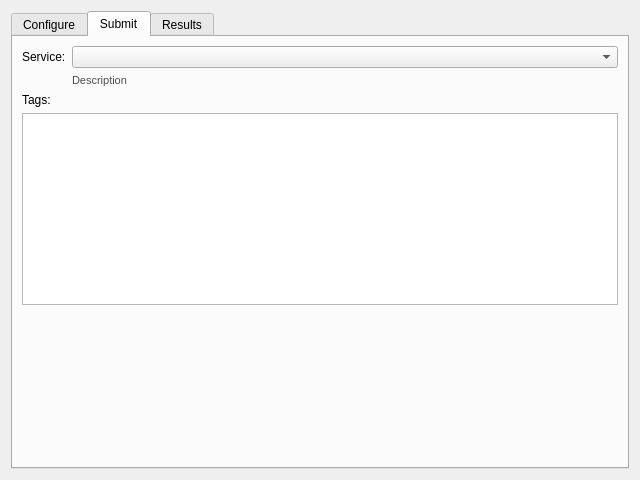
Old version of the form GUI/Qt/Windows/DSS/DistributedSegmentationDialog.ui in the repository pyushkevich/itksnap.
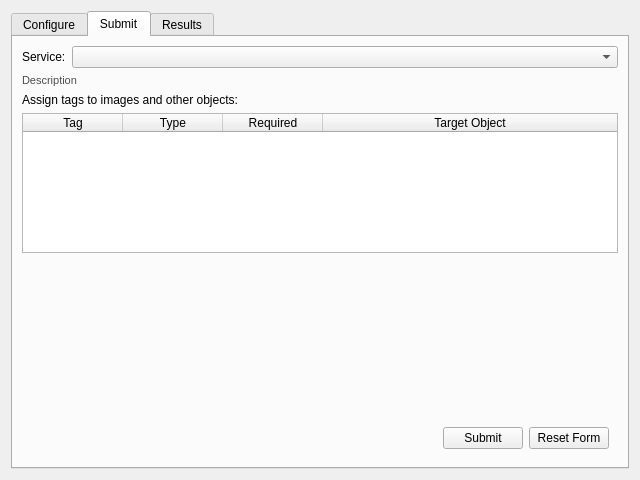
New version of the form.

```diff
--- a/GUI/Qt/Windows/DSS/DistributedSegmentationDialog.ui
+++ b/GUI/Qt/Windows/DSS/DistributedSegmentationDialog.ui
@@ -146,34 +146,58 @@
        <string>Submit</string>
       </attribute>
       <layout class="QGridLayout" name="gridLayout_2" columnstretch="0,1">
-       <item row="5" column="1">
-        <widget class="QWidget" name="widget_2" native="true">
-         <widget class="QPushButton" name="pushButton">
-          <property name="geometry">
-           <rect>
-            <x>40</x>
-            <y>10</y>
-            <width>113</width>
-            <height>32</height>
-           </rect>
+       <item row="5" column="0" colspan="2">
+        <widget class="QWidget" name="widget_3" native="true"/>
+       </item>
+       <item row="3" column="0" colspan="2">
+        <widget class="QTableWidget" name="tblTags">
+         <property name="maximumSize">
+          <size>
+           <width>16777215</width>
+           <height>140</height>
+          </size>
+         </property>
+         <property name="editTriggers">
+          <set>QAbstractItemView::AllEditTriggers</set>
+         </property>
+         <property name="selectionMode">
+          <enum>QAbstractItemView::SingleSelection</enum>
+         </property>
+         <property name="selectionBehavior">
+          <enum>QAbstractItemView::SelectRows</enum>
+         </property>
+         <property name="sortingEnabled">
+          <bool>true</bool>
+         </property>
+         <attribute name="horizontalHeaderStretchLastSection">
+          <bool>true</bool>
+         </attribute>
+         <attribute name="verticalHeaderVisible">
+          <bool>false</bool>
+         </attribute>
+         <attribute name="verticalHeaderDefaultSectionSize">
+          <number>24</number>
+         </attribute>
+         <column>
+          <property name="text">
+           <string>Tag</string>
           </property>
+         </column>
+         <column>
           <property name="text">
-           <string>Submit</string>
+           <string>Type</string>
           </property>
-         </widget>
-         <widget class="QPushButton" name="pushButton_2">
-          <property name="geometry">
-           <rect>
-            <x>170</x>
-            <y>10</y>
-            <width>113</width>
-            <height>32</height>
-           </rect>
+         </column>
+         <column>
+          <property name="text">
+           <string>Required</string>
           </property>
+         </column>
+         <column>
           <property name="text">
-           <string>Reset Form</string>
+           <string>Target Object</string>
           </property>
-         </widget>
+         </column>
         </widget>
        </item>
        <item row="0" column="1">
@@ -192,9 +216,6 @@
          </property>
         </spacer>
        </item>
-       <item row="3" column="0" colspan="2">
-        <widget class="QTableView" name="tblTags"/>
-       </item>
        <item row="0" column="0">
         <widget class="QLabel" name="label_3">
          <property name="text">
@@ -202,14 +223,40 @@
          </property>
         </widget>
        </item>
-       <item row="2" column="0">
-        <widget class="QLabel" name="label_4">
-         <property name="text">
-          <string>Tags:</string>
-         </property>
+       <item row="6" column="0" colspan="2">
+        <widget class="QWidget" name="widget_2" native="true">
+         <layout class="QHBoxLayout" name="horizontalLayout">
+          <item>
+           <spacer name="horizontalSpacer_3">
+            <property name="orientation">
+             <enum>Qt::Horizontal</enum>
+            </property>
+            <property name="sizeHint" stdset="0">
+             <size>
+              <width>40</width>
+              <height>20</height>
+             </size>
+            </property>
+           </spacer>
+          </item>
+          <item>
+           <widget class="QPushButton" name="btnSubmit">
+            <property name="text">
+             <string>Submit</string>
+            </property>
+           </widget>
+          </item>
+          <item>
+           <widget class="QPushButton" name="pushButton_2">
+            <property name="text">
+             <string>Reset Form</string>
+            </property>
+           </widget>
+          </item>
+         </layout>
         </widget>
        </item>
-       <item row="1" column="1">
+       <item row="1" column="0" colspan="2">
         <widget class="QLabel" name="outServiceDesc">
          <property name="styleSheet">
           <string notr="true">font-size:11px;
@@ -224,6 +271,13 @@
          </property>
         </widget>
        </item>
+       <item row="2" column="0" colspan="2">
+        <widget class="QLabel" name="label_4">
+         <property name="text">
+          <string>Assign tags to images and other objects:</string>
+         </property>
+        </widget>
+       </item>
       </layout>
      </widget>
      <widget class="QWidget" name="tab_2">
```
Left out of the diff: 4 changed lines with no effect on the pictures.
